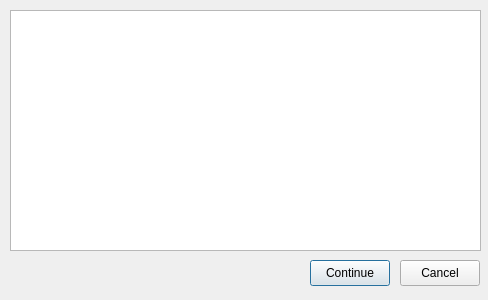
Qt form ui/studyvariablemapping.ui (lifs-tools/lipidspace) before a commit.
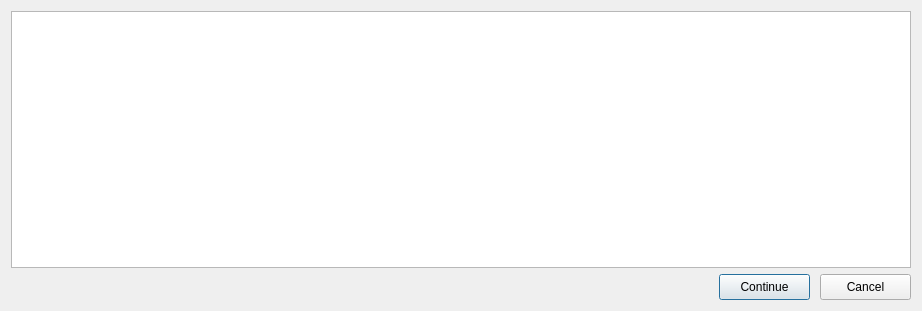
The same form after that commit.

Commit message: mapping gui now works, mapping gui logic ahead

```diff
--- a/ui/studyvariablemapping.ui
+++ b/ui/studyvariablemapping.ui
@@ -6,49 +6,111 @@
    <rect>
     <x>0</x>
     <y>0</y>
-    <width>488</width>
+    <width>922</width>
+    <height>311</height>
+   </rect>
+  </property>
+  <property name="minimumSize">
+   <size>
+    <width>500</width>
     <height>300</height>
-   </rect>
+   </size>
   </property>
   <property name="windowTitle">
    <string>Dialog</string>
   </property>
+  <layout class="QVBoxLayout" name="verticalLayout">
+   <item>
+    <widget class="QTableWidget" name="tableWidget"/>
+   </item>
+   <item>
+    <widget class="QFrame" name="innerFrame">
+     <property name="minimumSize">
+      <size>
+       <width>0</width>
+       <height>26</height>
+      </size>
+     </property>
+     <property name="frameShape">
+      <enum>QFrame::NoFrame</enum>
+     </property>
+     <property name="frameShadow">
+      <enum>QFrame::Plain</enum>
+     </property>
+     <property name="lineWidth">
+      <number>0</number>
+     </property>
+     <layout class="QHBoxLayout" name="horizontalLayout">
+      <property name="spacing">
+       <number>10</number>
+      </property>
+      <property name="leftMargin">
+       <number>0</number>
+      </property>
+      <property name="topMargin">
+       <number>0</number>
+      </property>
+      <property name="rightMargin">
+       <number>0</number>
+      </property>
+      <property name="bottomMargin">
+       <number>0</number>
+      </property>
+      <item>
+       <widget class="QFrame" name="frame">
+        <property name="frameShape">
+         <enum>QFrame::NoFrame</enum>
+        </property>
+        <property name="frameShadow">
+         <enum>QFrame::Plain</enum>
+        </property>
+        <property name="lineWidth">
+         <number>0</number>
+        </property>
+       </widget>
+      </item>
+      <item>
   <widget class="QPushButton" name="continueButton">
-   <property name="geometry">
-    <rect>
-     <x>310</x>
-     <y>260</y>
-     <width>80</width>
+        <property name="minimumSize">
+         <size>
+          <width>91</width>
      <height>26</height>
-    </rect>
+         </size>
+        </property>
+        <property name="maximumSize">
+         <size>
+          <width>91</width>
+          <height>16777215</height>
+         </size>
    </property>
    <property name="text">
     <string>Continue</string>
    </property>
   </widget>
+      </item>
+      <item>
   <widget class="QPushButton" name="cancelButton">
-   <property name="geometry">
-    <rect>
-     <x>400</x>
-     <y>260</y>
-     <width>80</width>
+        <property name="minimumSize">
+         <size>
+          <width>91</width>
      <height>26</height>
-    </rect>
+         </size>
+        </property>
+        <property name="maximumSize">
+         <size>
+          <width>91</width>
+          <height>16777215</height>
+         </size>
    </property>
    <property name="text">
     <string>Cancel</string>
    </property>
   </widget>
-  <widget class="QTableWidget" name="tableWidget">
-   <property name="geometry">
-    <rect>
-     <x>10</x>
-     <y>10</y>
-     <width>471</width>
-     <height>241</height>
-    </rect>
-   </property>
-  </widget>
+      </item>
+     </layout>
+    </widget>
+   </item>
+  </layout>
  </widget>
  <resources/>
  <connections/>
```
Lines whose indentation alone changed are shown as unchanged. The commit also changes 5 other files.
